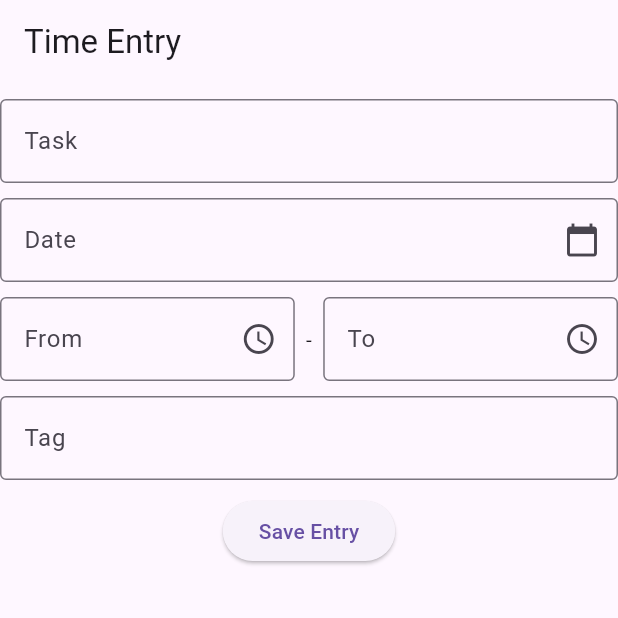
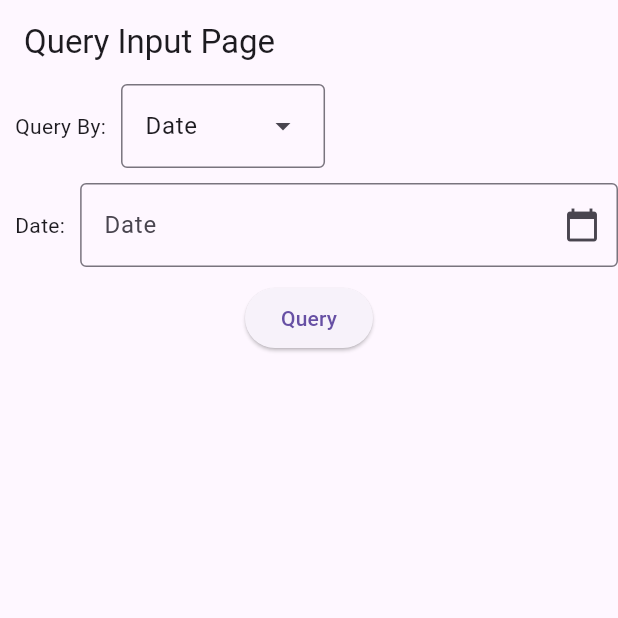
Before and after one commit to kaleabtesfaye01/task_management_app, a Flutter app: the screen it shows after launch, on a phone screen of 412 x 824 dp, the top half of it. Run offline on Flutter 3.47's test engine with Material 3 defaults, Android fonts, the phone set to English and light mode, and no system bars; our stand-ins replace cloud_firestore, firebase_core; accounts and stored records are empty; generated files the repository leaves out were written again.

Commit message:
create query input page

```diff
--- a/lib/main.dart
+++ b/lib/main.dart
@@ -1,7 +1,7 @@
 import 'package:firebase_core/firebase_core.dart';
 import 'package:flutter/material.dart';
 import 'package:task_management_app/firebase_options.dart';
-import 'package:task_management_app/time_entry_page.dart';
+import 'package:task_management_app/query_input_page.dart';
 
 Future<void> main() async{
   runApp(const MyApp());
@@ -18,7 +18,7 @@ class MyApp extends StatelessWidget {
     return const MaterialApp(
       debugShowCheckedModeBanner: false,
       title: 'Task Management App',
-      home: TimeEntryPage(),
+      home: QueryInputPage(),
     );
   }
 }
--- /dev/null
+++ b/lib/query_input_page.dart
@@ -0,0 +1,115 @@
+import 'package:flutter/material.dart';
+import 'package:intl/intl.dart';
+
+class QueryInputPage extends StatefulWidget {
+  const QueryInputPage({super.key});
+
+  @override
+  State<QueryInputPage> createState() => _QueryInputPageState();
+}
+
+class _QueryInputPageState extends State<QueryInputPage> {
+  // variables
+  DateTime? _selectedDate;
+  final List<String> _queryItems = <String>['Date', 'Task', 'Tag'];
+  late String _selectedQuery;
+  final _textController = TextEditingController();
+
+  @override
+  void initState() {
+    super.initState();
+    _selectedQuery = _queryItems.first;
+  }
+
+  // modules
+  Future<void> _selectDate(BuildContext context) async {
+    final DateTime? picked = await showDatePicker(
+      context: context,
+      initialDate: DateTime.now(),
+      firstDate: DateTime(2000),
+      lastDate: DateTime(2100),
+    );
+    if (picked != null) {
+      setState(() {
+        _selectedDate = picked;
+      });
+    }
+  }
+
+  // UI
+  @override
+  Widget build(BuildContext context) {
+    return Scaffold(
+      appBar: AppBar(
+        title: const Text('Query Input Page'),
+      ),
+      body: SafeArea(
+        child: Column(
+          children: <Widget>[
+            Row(
+              children: <Widget>[
+                const SizedBox(width: 10),
+                const Text('Query By:'),
+                const SizedBox(width: 10),
+                DropdownMenu<String>(
+                  initialSelection: _queryItems.first,
+                  dropdownMenuEntries: _queryItems
+                      .map<DropdownMenuEntry<String>>((String value) =>
+                          DropdownMenuEntry<String>(value: value, label: value))
+                      .toList(),
+                  onSelected: (String? value) {
+                    setState(() {
+                      _selectedQuery = value!;
+                    });
+                  },
+                ),
+              ],
+            ),
+            const SizedBox(height: 10),
+            Row(
+              children: <Widget>[
+                const SizedBox(width: 10),
+                Text('$_selectedQuery:'),
+                const SizedBox(width: 10),
+                if (_selectedQuery == 'Date')
+                  Expanded(
+                      child: GestureDetector(
+                    onTap: () => _selectDate(context),
+                    child: AbsorbPointer(
+                      child: TextField(
+                        decoration: const InputDecoration(
+                          labelText: 'Date',
+                          border: OutlineInputBorder(),
+                          suffixIcon: Icon(Icons.calendar_today),
+                        ),
+                        controller: TextEditingController(
+                            text: _selectedDate == null
+                                ? ''
+                                : DateFormat.yMd().format(_selectedDate!)),
+                        readOnly: true,
+                      ),
+                    ),
+                  ))
+                else
+                  Expanded(
+                    child: TextField(
+                      decoration: InputDecoration(
+                        labelText: _selectedQuery,
+                        border: const OutlineInputBorder(),
+                      ),
+                      controller: _textController,
+                    ),
+                  )
+              ],
+            ),
+            const SizedBox(height: 10),
+            ElevatedButton(
+              onPressed: () {},
+              child: const Text('Query'),
+            ),
+          ],
+        ),
+      ),
+    );
+  }
+}
--- a/lib/time_entry_page.dart
+++ b/lib/time_entry_page.dart
@@ -116,7 +116,7 @@ class _TimeEntryPageState extends State<TimeEntryPage> {
   Widget build(BuildContext context) {
     return Scaffold(
       appBar: AppBar(
-        title: const Text('Time Entry'),
+        title: const Text('Input Time Entry'),
       ),
       body: SafeArea(
         child: Column(
```
